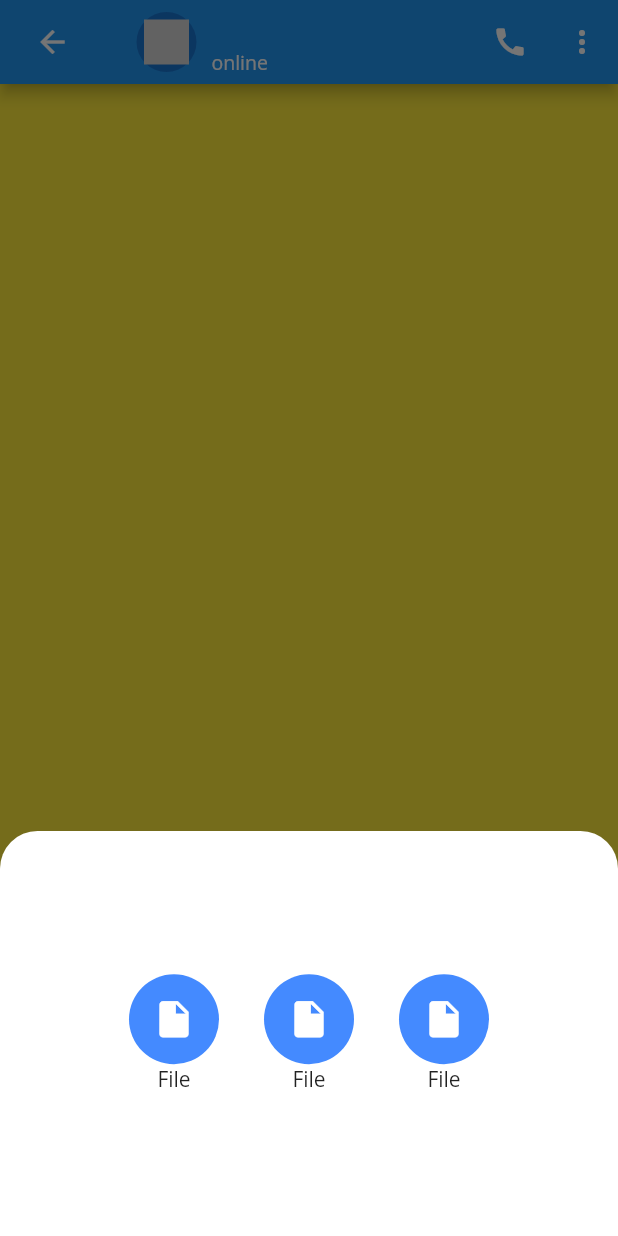
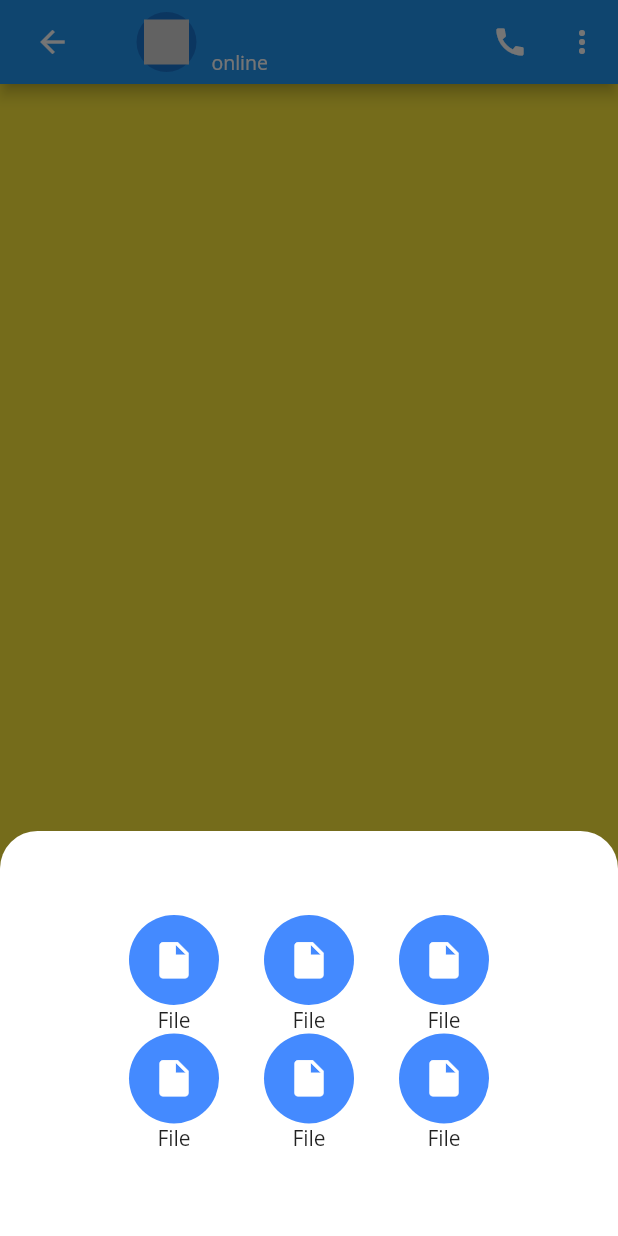
Before and after one commit to EhMaNa/chat_application, a Flutter app: the ChatPage screen opened directly with empty values, item 2 of the bottom bar chosen, on a phone screen of 412 x 824 dp. Run offline on Flutter 3.47's test engine with Material 2 defaults, Android fonts, the phone set to English and light mode, and no system bars; our stand-ins replace flutter_svg.

Commit message:
Update chatPage.dart

```diff
--- a/lib/screens/chatPage.dart
+++ b/lib/screens/chatPage.dart
@@ -68,7 +68,17 @@ class _ChatPageState extends State<ChatPage> {
               SizedBox(width: 30,),
               attachFileIcons(Icons.insert_drive_file, Colors.blueAccent, "File"),
             ],
-          )
+          ),
+          Row(
+            mainAxisAlignment: MainAxisAlignment.center,
+            children: [
+              attachFileIcons(Icons.insert_drive_file, Colors.blueAccent, "File"),
+              SizedBox(width: 30,),
+              attachFileIcons(Icons.insert_drive_file, Colors.blueAccent, "File"),
+              SizedBox(width: 30,),
+              attachFileIcons(Icons.insert_drive_file, Colors.blueAccent, "File"),
+            ],
+          ),
         ],
       ),
       );
```
